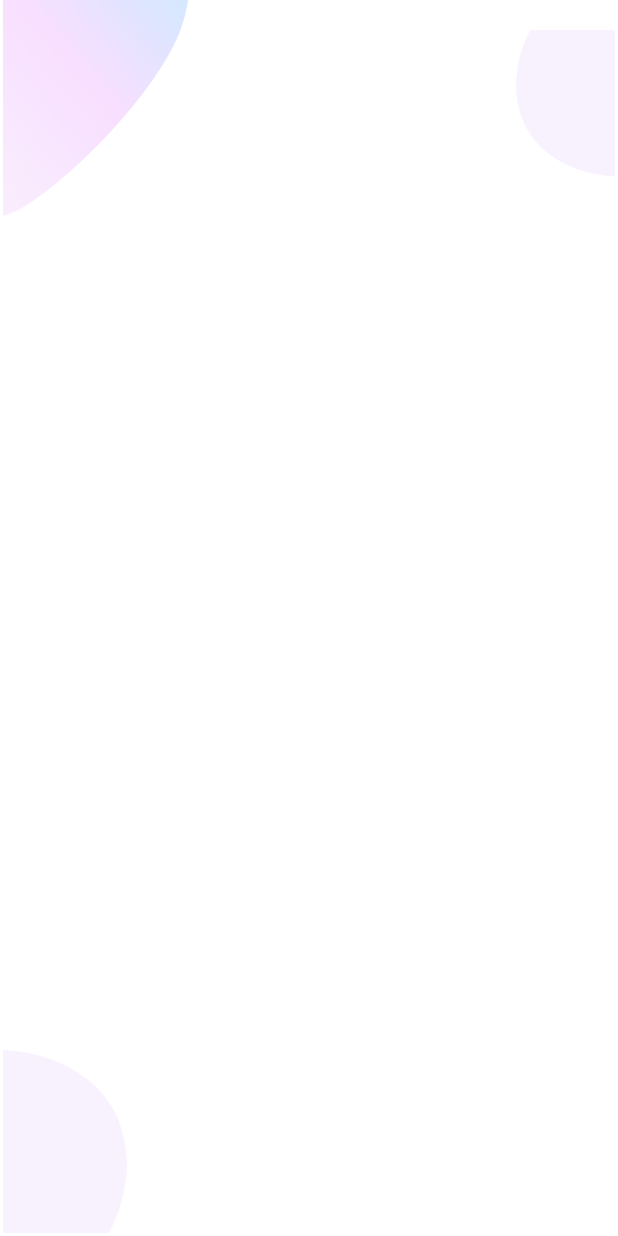
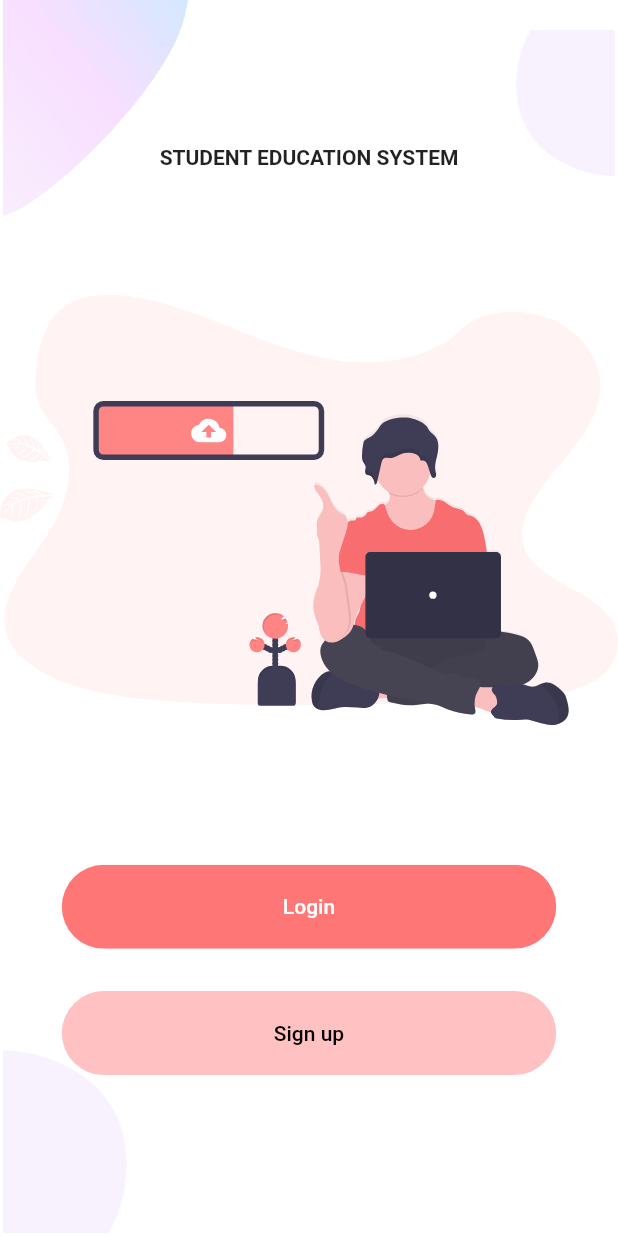
Before and after one commit to Ajiharan/ctse_flutter_project, a Flutter app: the screen it shows after launch, on a phone screen of 412 x 824 dp. Run offline on Flutter 3.47's test engine with Material 2 defaults, Android fonts, the phone set to English and light mode, and no system bars; our stand-ins replace flutter_svg.

Commit message:
Home Screen added

```diff
--- a/lib/Home/BodyContainer.dart
+++ b/lib/Home/BodyContainer.dart
@@ -1,11 +1,51 @@
 import 'package:ctse/Home/Background.dart';
+import 'package:ctse/common/rounded_buttons.dart';
 import 'package:flutter/material.dart';
+import 'package:flutter_svg/svg.dart';
+
+import '../colorConstraint.dart';
 
 class BodyContainer extends StatelessWidget {
   const BodyContainer({Key? key}) : super(key: key);
 
   @override
   Widget build(BuildContext context) {
-    return Background(child: Container());
+    Size size = MediaQuery.of(context).size;
+    return Background(
+      key: null,
+      child: SingleChildScrollView(
+        child: Column(
+          mainAxisAlignment: MainAxisAlignment.center,
+          children: <Widget>[
+            Text(
+              "STUDENT EDUCATION SYSTEM",
+              style: TextStyle(fontWeight: FontWeight.bold),
+            ),
+            SizedBox(height: size.height * 0.05),
+            SvgPicture.asset(
+              "images/u2.svg",
+              height: size.height * 0.45,
+            ),
+            SizedBox(height: size.height * 0.05),
+            RoundedButton(
+                text: 'Login',
+                press: () {
+                  // Navigator.of(context).push(
+                  //     MaterialPageRoute(builder: (context) => LoginScreen()));
+                }),
+            SizedBox(height: size.height * 0.01),
+            RoundedButton(
+              text: 'Sign up',
+              press: () {
+                // Navigator.of(context).push(
+                //     MaterialPageRoute(builder: (context) => SignUpScreen()));
+              },
+              color: PrimaryLightColor,
+              textColor: Colors.black,
+            )
+          ],
+        ),
+      ),
+    );
   }
 }
--- /dev/null
+++ b/lib/common/rounded_buttons.dart
@@ -0,0 +1,39 @@
+import 'package:flutter/material.dart';
+
+import '../colorConstraint.dart';
+
+class RoundedButton extends StatelessWidget {
+  final String text;
+  final Function press;
+  final Color color, textColor;
+  const RoundedButton({
+    Key? key,
+    required this.text,
+    required this.press,
+    this.color = PrimaryColor,
+    this.textColor = Colors.white,
+  }) : super(key: key);
+
+  @override
+  Widget build(BuildContext context) {
+    Size size = MediaQuery.of(context).size;
+    return Container(
+      margin: EdgeInsets.symmetric(vertical: 10),
+      width: size.width * 0.8,
+      child: ClipRRect(
+        borderRadius: BorderRadius.circular(29),
+        child: TextButton(
+          style: ButtonStyle(
+              padding: MaterialStateProperty.all(
+                  EdgeInsets.symmetric(vertical: 20, horizontal: 40)),
+              backgroundColor: MaterialStateProperty.all(color)),
+          onPressed: press(),
+          child: Text(
+            text,
+            style: TextStyle(color: textColor),
+          ),
+        ),
+      ),
+    );
+  }
+}
```
